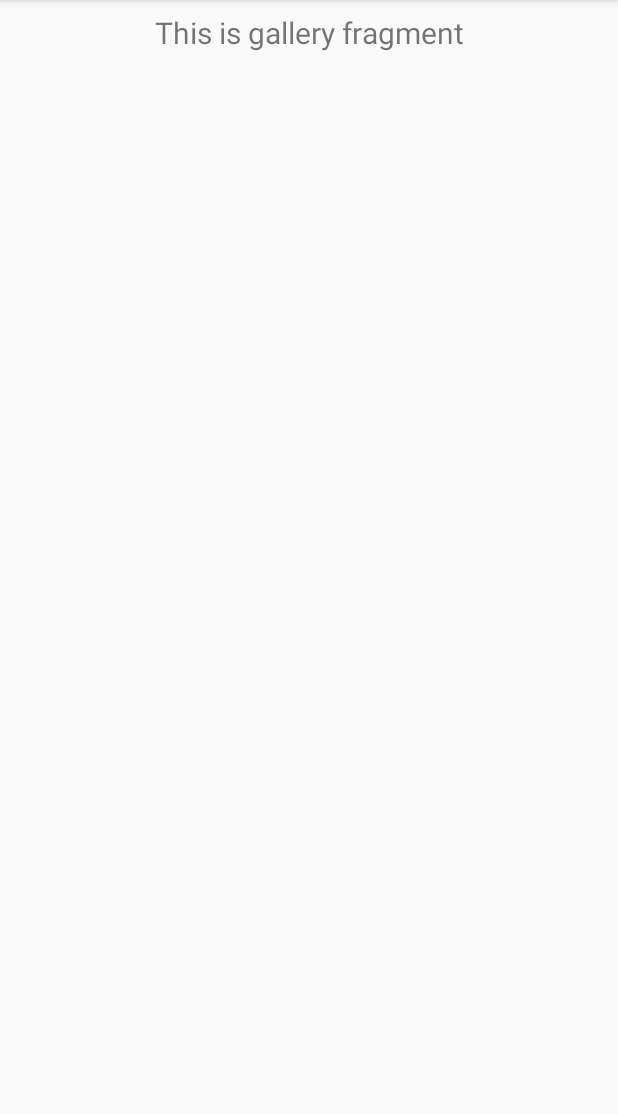
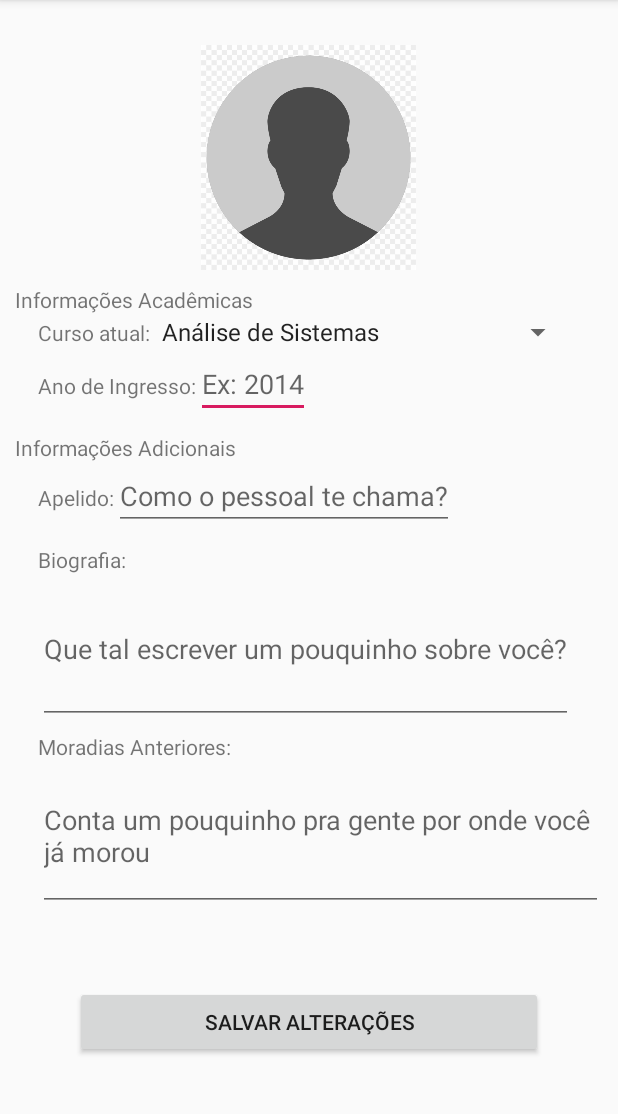
Before and after one commit to claramiranda/MoraCmg, an Android app: the fragment PerfilFragment shown on its own in the app's theme, on a phone screen of 412 x 824 dp, the part 84-1198 px from its top. Run offline under Robolectric (Android 15) with nearby library versions, the light colour scheme and no system bars.

Commit message:
Primeira versão do fragment Editar Perfil Usuário

```diff
--- a/app/src/main/java/br/unicamp/ft/c155041/moracmg/ui/gallery/GalleryFragment.java
+++ b/app/src/main/java/br/unicamp/ft/c155041/moracmg/ui/perfil/PerfilFragment.java
@@ -1,4 +1,4 @@
-package br.unicamp.ft.c155041.moracmg.ui.gallery;
+package br.unicamp.ft.c155041.moracmg.ui.perfil;
 
 import android.os.Bundle;
 import android.view.LayoutInflater;
@@ -14,22 +14,16 @@ import androidx.lifecycle.ViewModelProviders;
 
 import br.unicamp.ft.c155041.moracmg.R;
 
-public class GalleryFragment extends Fragment {
+public class PerfilFragment extends Fragment {
 
-    private GalleryViewModel galleryViewModel;
+    private PerfilViewModel perfilViewModel;
 
     public View onCreateView(@NonNull LayoutInflater inflater,
                              ViewGroup container, Bundle savedInstanceState) {
-        galleryViewModel =
-                ViewModelProviders.of(this).get(GalleryViewModel.class);
+        perfilViewModel =
+                ViewModelProviders.of(this).get(PerfilViewModel.class);
         View root = inflater.inflate(R.layout.fragment_perfil, container, false);
-        final TextView textView = root.findViewById(R.id.text_gallery);
-        galleryViewModel.getText().observe(this, new Observer<String>() {
-            @Override
-            public void onChanged(@Nullable String s) {
-                textView.setText(s);
-            }
-        });
+
         return root;
     }
 }
--- a/app/src/main/java/br/unicamp/ft/c155041/moracmg/ui/gallery/GalleryViewModel.java
+++ b/app/src/main/java/br/unicamp/ft/c155041/moracmg/ui/perfil/PerfilViewModel.java
@@ -1,14 +1,14 @@
-package br.unicamp.ft.c155041.moracmg.ui.gallery;
+package br.unicamp.ft.c155041.moracmg.ui.perfil;
 
 import androidx.lifecycle.LiveData;
 import androidx.lifecycle.MutableLiveData;
 import androidx.lifecycle.ViewModel;
 
-public class GalleryViewModel extends ViewModel {
+public class PerfilViewModel extends ViewModel {
 
     private MutableLiveData<String> mText;
 
-    public GalleryViewModel() {
+    public PerfilViewModel() {
         mText = new MutableLiveData<>();
         mText.setValue("This is gallery fragment");
     }
--- a/app/src/main/res/layout/fragment_perfil.xml
+++ b/app/src/main/res/layout/fragment_perfil.xml
@@ -1,19 +1,177 @@
-<?xml version="1.0" encoding="utf-8"?>
-<androidx.constraintlayout.widget.ConstraintLayout xmlns:android="http://schemas.android.com/apk/res/android"
-    xmlns:app="http://schemas.android.com/apk/res-auto"
-    android:layout_width="match_parent"
-    android:layout_height="match_parent">
+<ScrollView android:id="@+id/ScrollView01"
+    android:layout_width="wrap_content"
+    android:layout_height="wrap_content"
+    xmlns:android="http://schemas.android.com/apk/res/android"
+    xmlns:app="http://schemas.android.com/apk/res-auto">
 
-    <TextView
-        android:id="@+id/text_gallery"
-        android:layout_width="match_parent"
+    <!-- TODO:  refazer esse layout usando contraint layout em cards-->
+
+    <!--LinearLayout do scrollview -->
+    <LinearLayout
+        android:layout_width="wrap_content"
         android:layout_height="wrap_content"
-        android:layout_marginStart="8dp"
-        android:layout_marginTop="8dp"
-        android:layout_marginEnd="8dp"
-        android:textAlignment="center"
-        android:textSize="20sp"
-        app:layout_constraintEnd_toEndOf="parent"
-        app:layout_constraintStart_toStartOf="parent"
-        app:layout_constraintTop_toTopOf="parent" />
-</androidx.constraintlayout.widget.ConstraintLayout>
+        android:orientation="vertical"
+        android:layout_margin="10dp"
+        >
+
+        <!-- Img view pra trocar a foto do usuário -->
+        <!-- TODO: Mascara redonda na img -->
+        <ImageView
+            android:contentDescription="Foto do usuario"
+            android:id="@+id/imageButtonPerfil"
+            android:layout_width="150dp"
+            android:layout_height="150dp"
+            android:layout_marginTop="20dp"
+            android:layout_marginBottom="10dp"
+            android:layout_gravity="center_horizontal"
+            android:onClick="selecionarFotoUsuario"
+            android:src="@drawable/user"
+            />
+
+        <!-- TODO: Sessão Informações Pessoais-->
+
+        <!--Sessão Informações Acadêmicas -->
+        <TextView
+            android:layout_width="wrap_content"
+            android:layout_height="wrap_content"
+            android:text="Informações Acadêmicas"
+            />
+
+        <!--Separaçao de sessao pra colocar espacamento à esquera -->
+        <LinearLayout
+            android:layout_width="wrap_content"
+            android:layout_height="wrap_content"
+            android:layout_marginLeft="15dp"
+            android:orientation="vertical"
+            android:layout_marginBottom="10dp"
+            >
+
+
+            <!--Curso -->
+            <LinearLayout
+                android:layout_width="wrap_content"
+                android:layout_height="wrap_content"
+                android:orientation="horizontal">
+                <TextView
+                    android:id="@+id/txtCurso"
+                    android:layout_width="wrap_content"
+                    android:layout_height="wrap_content"
+                    android:text="Curso atual:"
+                    />
+                <Spinner
+                    android:layout_width="wrap_content"
+                    android:layout_height="wrap_content"
+                    android:id="@+id/spinnerCursos"
+                    android:entries="@array/spinner_cursos"
+                    />
+            </LinearLayout>
+
+            <!--Ano -->
+            <LinearLayout
+                android:layout_width="wrap_content"
+                android:layout_height="wrap_content"
+                android:orientation="horizontal">
+                <TextView
+                    android:layout_width="wrap_content"
+                    android:layout_height="wrap_content"
+                    android:text="Ano de Ingresso:"
+                    />
+                <EditText
+                    android:layout_width="wrap_content"
+                    android:layout_height="wrap_content"
+                    android:id="@+id/edtTxtUserAnoIngresso"
+                    android:hint="Ex: 2014"
+                    android:inputType="date"
+                    />
+            </LinearLayout>
+
+        </LinearLayout>
+
+        <!--Sessão Informações Adicionais -->
+        <TextView
+            android:layout_width="wrap_content"
+            android:layout_height="wrap_content"
+            android:text="Informações Adicionais"
+            />
+
+    <!--Separaçao de sessao pra colocar espacamento à esquera -->
+        <LinearLayout
+            android:layout_width="wrap_content"
+            android:layout_height="wrap_content"
+            android:layout_marginLeft="15dp"
+            android:orientation="vertical"
+            android:layout_marginBottom="10dp"
+            >
+
+            <!-- Apelido -->
+            <LinearLayout
+                android:layout_width="match_parent"
+                android:layout_height="match_parent"
+                android:orientation="horizontal"
+                android:layout_marginBottom="10dp">
+
+                <TextView
+                    android:layout_width="wrap_content"
+                    android:layout_height="wrap_content"
+                    android:text="Apelido:"
+                    />
+
+                <EditText
+                    android:layout_width="wrap_content"
+                    android:layout_height="wrap_content"
+                    android:id="@+id/edtTxtUserNickname"
+                    android:hint="Como o pessoal te chama?"
+                    />
+            </LinearLayout>
+
+            <!-- Bio -->
+            <TextView
+                android:layout_width="wrap_content"
+                android:layout_height="wrap_content"
+                android:text="Biografia:"
+                />
+
+            <EditText
+                android:layout_width="wrap_content"
+                android:layout_height="100dp"
+                android:id="@+id/edtTxtUserBio"
+                android:inputType="textMultiLine"
+                android:hint="Que tal escrever um pouquinho sobre você?"
+                android:layout_marginBottom="5dp"
+                />
+
+            <!-- Moradias Anteriores -->
+            <TextView
+                android:layout_width="wrap_content"
+                android:layout_height="wrap_content"
+                android:text="Moradias Anteriores:"
+                android:inputType="textMultiLine"
+                />
+
+            <EditText
+                android:layout_width="wrap_content"
+                android:layout_height="100dp"
+                android:id="@+id/edtTxtUserMoradiasAnteriores"
+                android:inputType="textMultiLine"
+                android:hint="Conta um pouquinho pra gente por onde você já morou"
+                />
+        </LinearLayout>
+
+        <Button
+            android:layout_width="match_parent"
+            android:layout_height="wrap_content"
+            android:layout_marginRight="40dp"
+            android:layout_marginLeft="40dp"
+            android:layout_marginTop="40dp"
+            android:text="Salvar Alterações"
+            android:onClick="onClickSalvarPerfil"
+            android:id="@+id/btnSalvarPerfil"
+            android:layout_marginBottom="40dp"
+            />
+
+
+
+
+        <!--Fecha LinearLayout do scrollview -->
+    </LinearLayout>
+</ScrollView>
--- a/app/src/main/res/menu/activity_main_drawer.xml
+++ b/app/src/main/res/menu/activity_main_drawer.xml
@@ -10,7 +10,7 @@
             android:title="@string/menu_home" />
         <item
             android:id="@+id/nav_gallery"
-            android:icon="@drawable/ic_menu_gallery"
+            android:icon="@drawable/ic_perfil"
             android:title="@string/menu_perfil" />
         <item
             android:id="@+id/nav_slideshow"
--- a/app/src/main/res/menu/main.xml
+++ b/app/src/main/res/menu/main.xml
@@ -4,7 +4,7 @@
     <item
         android:id="@+id/action_settings"
         android:orderInCategory="100"
-        android:title="@string/action_settings"
+        android:title="@string/action_report"
         app:showAsAction="never" />
     <item
         android:id="@+id/action_sair"
--- a/app/src/main/res/navigation/mobile_navigation.xml
+++ b/app/src/main/res/navigation/mobile_navigation.xml
@@ -13,7 +13,7 @@
 
     <fragment
         android:id="@+id/nav_gallery"
-        android:name="br.unicamp.ft.c155041.moracmg.ui.gallery.GalleryFragment"
+        android:name="br.unicamp.ft.c155041.moracmg.ui.perfil.PerfilFragment"
         android:label="@string/menu_perfil"
         tools:layout="@layout/fragment_perfil" />
 
--- a/app/src/main/res/values/strings.xml
+++ b/app/src/main/res/values/strings.xml
@@ -6,10 +6,11 @@
     <string name="nav_header_subtitle">android.studio@android.com</string>
     <string name="nav_header_desc">Navigation header</string>
     <string name="action_settings">Settings</string>
+    <string name="action_report">Encontrou um erro?</string>
     <string name="action_sair">Sair</string>
 
     <string name="menu_home">Home</string>
-    <string name="menu_perfil">Perfil</string>
+    <string name="menu_perfil">Editar Perfil</string>
     <string name="menu_slideshow">Slideshow</string>
     <string name="menu_tools">Tools</string>
     <string name="menu_share">Share</string>
```
Also changed, not shown: build.gradle (line endings or trailing spaces).
